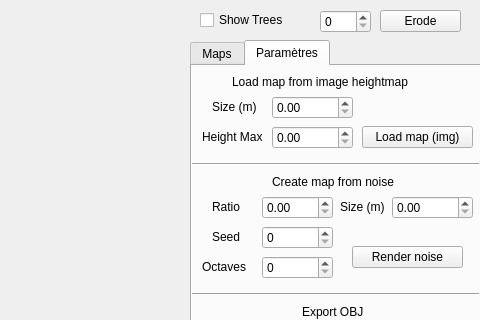
dyavil/Procedural_Tools, file display.ui: the form before one commit; both pictures show x 520 to 1000 and y 0 to 320 of the 1000 by 700 pixel window.
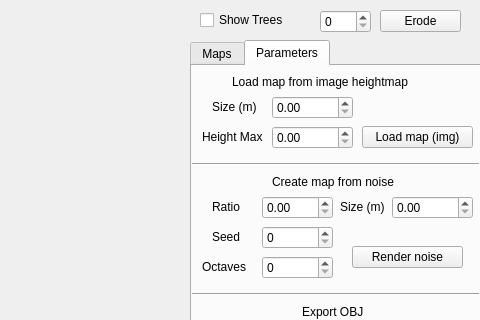
The form after the commit. Custom widgets are drawn as their Qt base class.

What changed in the file:
```diff
--- a/display.ui
+++ b/display.ui
@@ -282,7 +282,7 @@
     </widget>
     <widget class="QWidget" name="paramTab">
      <attribute name="title">
-      <string>Paramètres</string>
+      <string>Parameters</string>
      </attribute>
      <widget class="QPushButton" name="loadMapButton">
       <property name="geometry">
```
